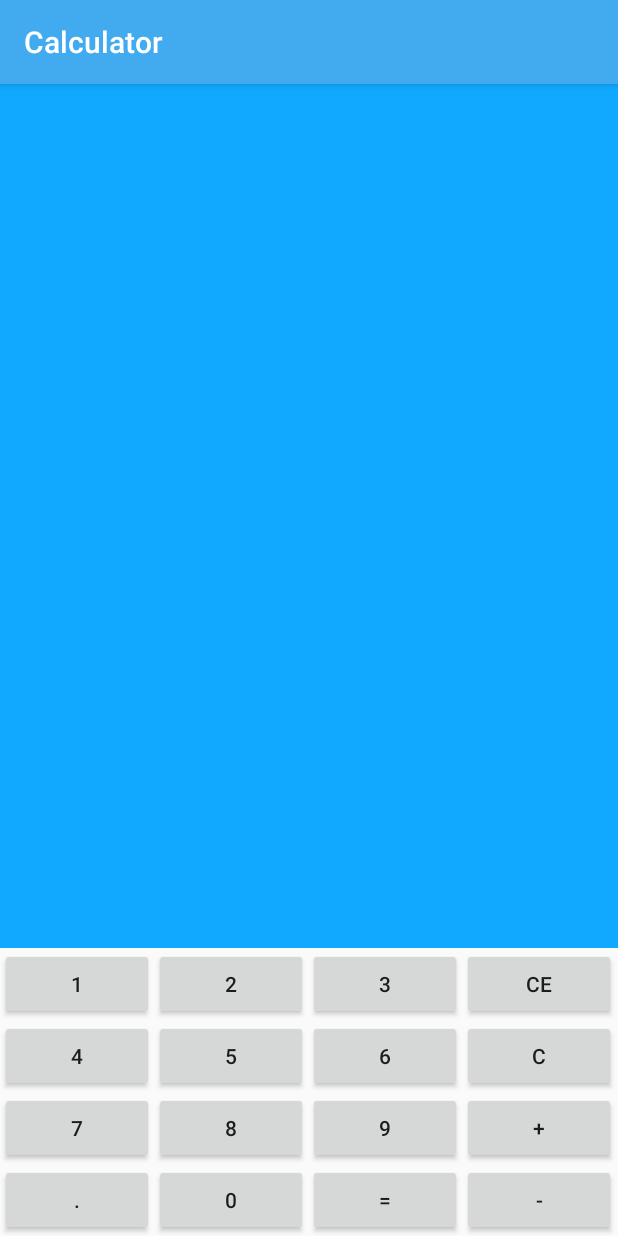
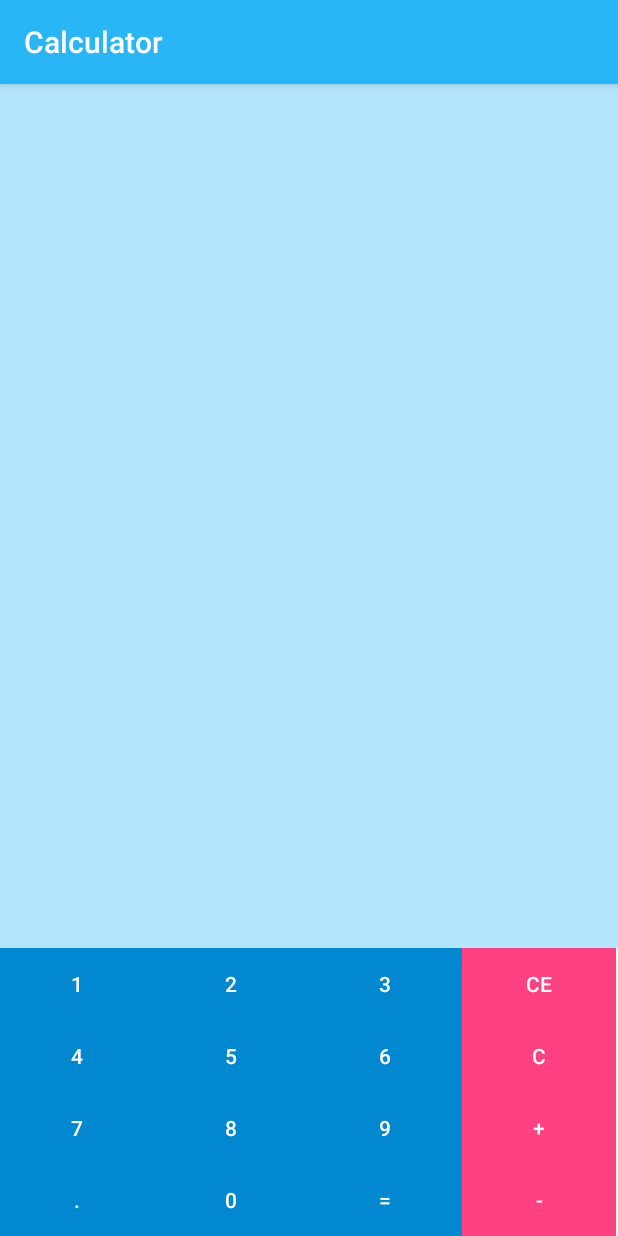
Before and after one commit to pa7wel/Calculator, an Android app: the screen it shows after launch (CalculatorActivity), on a phone screen of 412 x 824 dp. Run offline under Robolectric (Android 15) with nearby library versions, the phone set to English and light mode, and no system bars.

Commit message:
v6 - użycie styli poprawiających wygląd przycisków.

```diff
--- /dev/null
+++ b/app/src/main/res/drawable-v21/button_selector.xml
@@ -0,0 +1,7 @@
+<?xml version="1.0" encoding="utf-8"?>
+<ripple xmlns:android="http://schemas.android.com/apk/res/android"
+    android:color="@color/selected">
+
+    <item android:drawable="@color/colorPrimaryDark"/>
+
+</ripple>
--- /dev/null
+++ b/app/src/main/res/drawable-v21/button_selector_operation.xml
@@ -0,0 +1,7 @@
+<?xml version="1.0" encoding="utf-8"?>
+<ripple xmlns:android="http://schemas.android.com/apk/res/android"
+    android:color="@color/selected">
+
+    <item android:drawable="@color/colorPrimary"/>
+
+</ripple>
--- /dev/null
+++ b/app/src/main/res/drawable-v21/button_selector_special.xml
@@ -0,0 +1,7 @@
+<?xml version="1.0" encoding="utf-8"?>
+<ripple xmlns:android="http://schemas.android.com/apk/res/android"
+    android:color="@color/selected">
+
+    <item android:drawable="@color/colorAccent"/>
+
+</ripple>
--- /dev/null
+++ b/app/src/main/res/drawable/button_selector.xml
@@ -0,0 +1,7 @@
+<?xml version="1.0" encoding="utf-8"?>
+<selector xmlns:android="http://schemas.android.com/apk/res/android">
+
+    <item android:drawable="@color/selected" android:state_pressed="true"/>
+    <item android:drawable="@color/colorPrimaryDark"/>
+
+</selector>
--- /dev/null
+++ b/app/src/main/res/drawable/button_selector_operation.xml
@@ -0,0 +1,7 @@
+<?xml version="1.0" encoding="utf-8"?>
+<selector xmlns:android="http://schemas.android.com/apk/res/android">
+
+    <item android:drawable="@color/selected" android:state_pressed="true"/>
+    <item android:drawable="@color/colorPrimary"/>
+
+</selector>
--- /dev/null
+++ b/app/src/main/res/drawable/button_selector_special.xml
@@ -0,0 +1,7 @@
+<?xml version="1.0" encoding="utf-8"?>
+<selector xmlns:android="http://schemas.android.com/apk/res/android">
+
+    <item android:drawable="@color/selected" android:state_pressed="true"/>
+    <item android:drawable="@color/colorAccent"/>
+
+</selector>
--- a/app/src/main/res/layout-land/activity_calculator.xml
+++ b/app/src/main/res/layout-land/activity_calculator.xml
@@ -41,13 +41,13 @@
 
             <Button
                 android:id="@+id/button4"
-                style="@style/KeyStyles"
+                style="@style/KeyStyles.Special"
                 android:layout_column="3"
                 android:text="CE" />
 
             <Button
                 android:id="@+id/button17"
-                style="@style/KeyStyles"
+                style="@style/KeyStyles.Operations"
                 android:layout_column="4"
                 android:text="*" />
         </TableRow>
@@ -76,13 +76,13 @@
 
             <Button
                 android:id="@+id/button8"
-                style="@style/KeyStyles"
+                style="@style/KeyStyles.Special"
                 android:layout_column="3"
                 android:text="C" />
 
             <Button
                 android:id="@+id/button18"
-                style="@style/KeyStyles"
+                style="@style/KeyStyles.Operations"
                 android:layout_column="4"
                 android:text="/" />
         </TableRow>
@@ -111,13 +111,13 @@
 
             <Button
                 android:id="@+id/button12"
-                style="@style/KeyStyles"
+                style="@style/KeyStyles.Special"
                 android:layout_column="3"
                 android:text="+" />
 
             <Button
                 android:id="@+id/button19"
-                style="@style/KeyStyles"
+                style="@style/KeyStyles.Operations"
                 android:layout_column="4"
                 android:text="SQRT(X)" />
         </TableRow>
@@ -146,13 +146,13 @@
 
             <Button
                 android:id="@+id/button16"
-                style="@style/KeyStyles"
+                style="@style/KeyStyles.Special"
                 android:layout_column="3"
                 android:text="-" />
 
             <Button
                 android:id="@+id/button20"
-                style="@style/KeyStyles"
+                style="@style/KeyStyles.Operations"
                 android:layout_column="4"
                 android:text="x^2" />
         </TableRow>
--- a/app/src/main/res/layout/activity_calculator.xml
+++ b/app/src/main/res/layout/activity_calculator.xml
@@ -41,7 +41,7 @@
 
             <Button
                 android:id="@+id/button4"
-                style="@style/KeyStyles"
+                style="@style/KeyStyles.Special"
                 android:layout_column="3"
                 android:text="CE" />
         </TableRow>
@@ -70,7 +70,7 @@
 
             <Button
                 android:id="@+id/button8"
-                style="@style/KeyStyles"
+                style="@style/KeyStyles.Special"
                 android:layout_column="3"
                 android:text="C" />
         </TableRow>
@@ -99,7 +99,7 @@
 
             <Button
                 android:id="@+id/button12"
-                style="@style/KeyStyles"
+                style="@style/KeyStyles.Special"
                 android:layout_column="3"
                 android:text="+" />
         </TableRow>
@@ -128,7 +128,7 @@
 
             <Button
                 android:id="@+id/button16"
-                style="@style/KeyStyles"
+                style="@style/KeyStyles.Special"
                 android:layout_column="3"
                 android:text="-" />
         </TableRow>
--- a/app/src/main/res/values/colors.xml
+++ b/app/src/main/res/values/colors.xml
@@ -1,8 +1,9 @@
 <?xml version="1.0" encoding="utf-8"?>
 <resources>
-    <color name="colorPrimary">#42aaef</color>
-    <color name="colorPrimaryDark">#0c579e</color>
+    <color name="colorPrimary">#29B6F6</color>
+    <color name="colorPrimaryDark">#0288D1</color>
     <color name="colorAccent">#FF4081</color>
-    <color name="beckground_color">#11A9FF</color>
-    <color name="text_display_color">#790404</color>
+    <color name="beckground_color">#B3E5FC</color>
+    <color name="text_display_color">#01579B</color>
+    <color name="selected">#18FFFF</color>
 </resources>
--- a/app/src/main/res/values/styles.xml
+++ b/app/src/main/res/values/styles.xml
@@ -8,10 +8,20 @@
         <item name="colorAccent">@color/colorAccent</item>
     </style>
 
-    <style name="KeyStyles">
+    <style name="KeyStyles" parent="Base.Widget.AppCompat.Button.Borderless">
         <item name="android:layout_width">wrap_content</item>
         <item name="android:layout_height">wrap_content</item>
         <item name="android:onClick">onClicked</item>
+        <item name="android:background">@drawable/button_selector</item>
+        <item name="android:textColor">#fff</item>
+    </style>
+
+    <style name="KeyStyles.Operations">
+        <item name="android:background">@drawable/button_selector_operation</item>
+    </style>
+
+    <style name="KeyStyles.Special">
+        <item name="android:background">@drawable/button_selector_special</item>
     </style>
 
     <style name="DisplayStyle">
```
